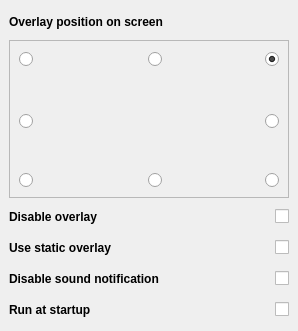
First picture: the form in src/OverlaySettings/overlaysettings.ui, repository Odizinne/GlobalMicMute, before the edit.
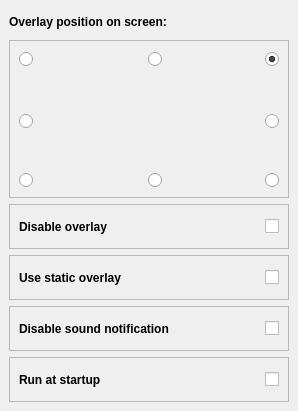
Second picture: the form after the edit.

Patch:
```diff
--- a/src/OverlaySettings/overlaysettings.ui
+++ b/src/OverlaySettings/overlaysettings.ui
@@ -7,7 +7,7 @@
     <x>0</x>
     <y>0</y>
     <width>298</width>
-    <height>331</height>
+    <height>411</height>
    </rect>
   </property>
   <property name="windowTitle">
@@ -15,70 +15,6 @@
   </property>
   <widget class="QWidget" name="centralwidget">
    <layout class="QGridLayout" name="gridLayout">
-    <item row="5" column="0">
-     <widget class="QLabel" name="label_4">
-      <property name="minimumSize">
-       <size>
-        <width>0</width>
-        <height>25</height>
-       </size>
-      </property>
-      <property name="font">
-       <font>
-        <bold>true</bold>
-       </font>
-      </property>
-      <property name="text">
-       <string>Run at startup</string>
-      </property>
-     </widget>
-    </item>
-    <item row="4" column="0">
-     <widget class="QLabel" name="label_3">
-      <property name="minimumSize">
-       <size>
-        <width>0</width>
-        <height>25</height>
-       </size>
-      </property>
-      <property name="font">
-       <font>
-        <bold>true</bold>
-       </font>
-      </property>
-      <property name="text">
-       <string>Disable sound notification</string>
-      </property>
-     </widget>
-    </item>
-    <item row="4" column="1">
-     <widget class="QCheckBox" name="soundCheckBox">
-      <property name="layoutDirection">
-       <enum>Qt::LayoutDirection::RightToLeft</enum>
-      </property>
-      <property name="text">
-       <string/>
-      </property>
-     </widget>
-    </item>
-    <item row="2" column="0">
-     <widget class="QLabel" name="label_2">
-      <property name="minimumSize">
-       <size>
-        <width>0</width>
-        <height>25</height>
-       </size>
-      </property>
-      <property name="font">
-       <font>
-        <bold>true</bold>
-       </font>
-      </property>
-      <property name="text">
-       <string>Disable overlay</string>
-      </property>
-     </widget>
-    </item>
     <item row="0" column="0">
      <widget class="QLabel" name="label">
       <property name="minimumSize">
@@ -93,17 +29,7 @@
        </font>
       </property>
       <property name="text">
-       <string>Overlay position on screen</string>
-      </property>
-     </widget>
-    </item>
-    <item row="2" column="1">
-     <widget class="QCheckBox" name="overlayCheckBox">
-      <property name="layoutDirection">
-       <enum>Qt::LayoutDirection::RightToLeft</enum>
-      </property>
-      <property name="text">
-       <string/>
+       <string>Overlay position on screen:</string>
       </property>
      </widget>
     </item>
@@ -248,42 +174,164 @@
       </layout>
      </widget>
     </item>
-    <item row="5" column="1">
-     <widget class="QCheckBox" name="startupCheckBox">
-      <property name="layoutDirection">
-       <enum>Qt::LayoutDirection::RightToLeft</enum>
+    <item row="2" column="0" colspan="2">
+     <widget class="QFrame" name="frame_2">
+      <property name="frameShape">
+       <enum>QFrame::Shape::StyledPanel</enum>
       </property>
-      <property name="text">
-       <string/>
+      <property name="frameShadow">
+       <enum>QFrame::Shadow::Raised</enum>
       </property>
+      <layout class="QGridLayout" name="gridLayout_4">
+       <item row="0" column="0">
+        <widget class="QLabel" name="label_2">
+         <property name="minimumSize">
+          <size>
+           <width>0</width>
+           <height>25</height>
+          </size>
+         </property>
+         <property name="font">
+          <font>
+           <bold>true</bold>
+          </font>
+         </property>
+         <property name="text">
+          <string>Disable overlay</string>
+         </property>
+        </widget>
+       </item>
+       <item row="0" column="1">
+        <widget class="QCheckBox" name="overlayCheckBox">
+         <property name="layoutDirection">
+          <enum>Qt::LayoutDirection::RightToLeft</enum>
+         </property>
+         <property name="text">
+          <string/>
+         </property>
+        </widget>
+       </item>
+      </layout>
      </widget>
     </item>
-    <item row="3" column="0">
-     <widget class="QLabel" name="label_5">
-      <property name="minimumSize">
-       <size>
-        <width>0</width>
-        <height>25</height>
-       </size>
+    <item row="3" column="0" colspan="2">
+     <widget class="QFrame" name="frame_3">
+      <property name="frameShape">
+       <enum>QFrame::Shape::StyledPanel</enum>
       </property>
-      <property name="font">
-       <font>
-        <bold>true</bold>
-       </font>
+      <property name="frameShadow">
+       <enum>QFrame::Shadow::Raised</enum>
       </property>
-      <property name="text">
-       <string>Use static overlay</string>
+      <layout class="QGridLayout" name="gridLayout_5">
+       <item row="0" column="0">
+        <widget class="QLabel" name="label_5">
+         <property name="minimumSize">
+          <size>
+           <width>0</width>
+           <height>25</height>
+          </size>
+         </property>
+         <property name="font">
+          <font>
+           <bold>true</bold>
+          </font>
+         </property>
+         <property name="text">
+          <string>Use static overlay</string>
+         </property>
+        </widget>
+       </item>
+       <item row="0" column="1">
+        <widget class="QCheckBox" name="potatoModeCheckBox">
+         <property name="layoutDirection">
+          <enum>Qt::LayoutDirection::RightToLeft</enum>
+         </property>
+         <property name="text">
+          <string/>
+         </property>
+        </widget>
+       </item>
+      </layout>
+     </widget>
+    </item>
+    <item row="4" column="0" colspan="2">
+     <widget class="QFrame" name="frame_4">
+      <property name="frameShape">
+       <enum>QFrame::Shape::StyledPanel</enum>
       </property>
+      <property name="frameShadow">
+       <enum>QFrame::Shadow::Raised</enum>
+      </property>
+      <layout class="QGridLayout" name="gridLayout_6">
+       <item row="0" column="0">
+        <widget class="QLabel" name="label_3">
+         <property name="minimumSize">
+          <size>
+           <width>0</width>
+           <height>25</height>
+          </size>
+         </property>
+         <property name="font">
+          <font>
+           <bold>true</bold>
+          </font>
+         </property>
+         <property name="text">
+          <string>Disable sound notification</string>
+         </property>
+        </widget>
+       </item>
+       <item row="0" column="1">
+        <widget class="QCheckBox" name="soundCheckBox">
+         <property name="layoutDirection">
+          <enum>Qt::LayoutDirection::RightToLeft</enum>
+         </property>
+         <property name="text">
+          <string/>
+         </property>
+        </widget>
+       </item>
+      </layout>
      </widget>
     </item>
-    <item row="3" column="1">
-     <widget class="QCheckBox" name="potatoModeCheckBox">
-      <property name="layoutDirection">
-       <enum>Qt::LayoutDirection::RightToLeft</enum>
+    <item row="5" column="0" colspan="2">
+     <widget class="QFrame" name="frame_5">
+      <property name="frameShape">
+       <enum>QFrame::Shape::StyledPanel</enum>
       </property>
-      <property name="text">
-       <string/>
+      <property name="frameShadow">
+       <enum>QFrame::Shadow::Raised</enum>
       </property>
+      <layout class="QGridLayout" name="gridLayout_3">
+       <item row="0" column="0">
+        <widget class="QLabel" name="label_4">
+         <property name="minimumSize">
+          <size>
+           <width>0</width>
+           <height>25</height>
+          </size>
+         </property>
+         <property name="font">
+          <font>
+           <bold>true</bold>
+          </font>
+         </property>
+         <property name="text">
+          <string>Run at startup</string>
+         </property>
+        </widget>
+       </item>
+       <item row="0" column="1">
+        <widget class="QCheckBox" name="startupCheckBox">
+         <property name="layoutDirection">
+          <enum>Qt::LayoutDirection::RightToLeft</enum>
+         </property>
+         <property name="text">
+          <string/>
+         </property>
+        </widget>
+       </item>
+      </layout>
      </widget>
     </item>
    </layout>
```
